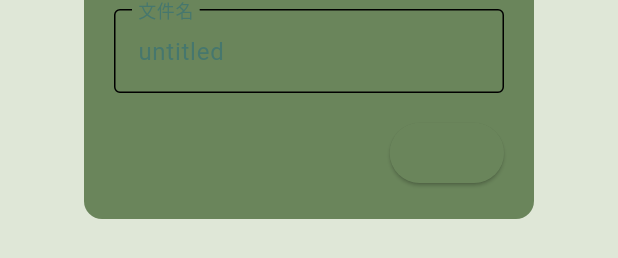
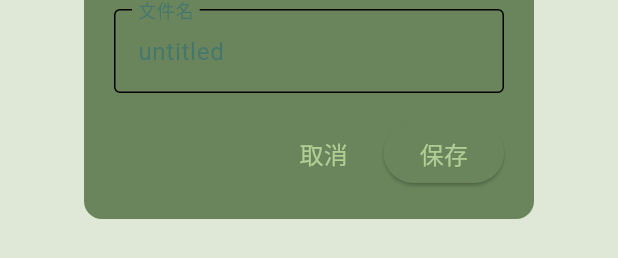
Before and after one commit to hsefz-ChenJunJie/rongchangbei, a Flutter app: the SaveDialoguePopup widget shown alone on an empty page, opened directly with empty values, on a phone screen of 412 x 824 dp. Shown: the part 549-807 px from the top of the screen. Run offline on Flutter 3.47's test engine with Material 3 defaults, Android fonts, the phone set to English and light mode, and no system bars; our stand-ins replace audioplayers, dio, flutter_tts, loading_indicator, permission_handler, shared_preferences and 1 more; missing offline and left inert: record, vad; accounts and stored records are empty.

Commit message:
Fix some bug

```diff
--- a/frontend_flutter/ai_sound_agent/lib/widgets/shared/edit_dialogue_info_popup.dart
+++ b/frontend_flutter/ai_sound_agent/lib/widgets/shared/edit_dialogue_info_popup.dart
@@ -54,6 +54,7 @@ class EditDialogueInfoPopupState extends State<EditDialogueInfoPopup> {
 
   @override
   Widget build(BuildContext context) {
+    final theme = Theme.of(context);
     final themeManager = ThemeManager();
 
     return Dialog(
@@ -95,12 +96,12 @@ class EditDialogueInfoPopupState extends State<EditDialogueInfoPopup> {
               children: [
                 TextButton(
                   onPressed: () => Navigator.of(context).pop(),
-                  child: const Text('取消'),
+                  child: Text('取消',style: theme.textTheme.titleMedium?.copyWith(color: themeManager.lightTextColor)),
                 ),
                 const SizedBox(width: 12),
                 ElevatedButton(
                   onPressed: _handleSave,
-                  child: const Text('保存'),
+                  child: Text('保存',style: theme.textTheme.titleMedium?.copyWith(color: themeManager.lightTextColor)),
                 ),
               ],
             ),
--- a/frontend_flutter/ai_sound_agent/lib/widgets/shared/save_dialogue_popup.dart
+++ b/frontend_flutter/ai_sound_agent/lib/widgets/shared/save_dialogue_popup.dart
@@ -72,8 +72,9 @@ class SaveDialoguePopupState extends State<SaveDialoguePopup> {
       ),
       child: Container(
         width: 300,
-        height: 200,
+        constraints: const BoxConstraints(maxHeight: 280),
         padding: const EdgeInsets.all(20),
+        child: SingleChildScrollView(
           child: Column(
             mainAxisSize: MainAxisSize.min,
             crossAxisAlignment: CrossAxisAlignment.start,
@@ -93,6 +94,7 @@ class SaveDialoguePopupState extends State<SaveDialoguePopup> {
                   hintText: '请输入文件名',
                   border: const OutlineInputBorder(),
                   errorText: _errorMessage.isNotEmpty ? _errorMessage : null,
+                  errorMaxLines: 2,
                 ),
                 onChanged: _validateFileName,
                 inputFormatters: [
@@ -105,16 +107,17 @@ class SaveDialoguePopupState extends State<SaveDialoguePopup> {
                 children: [
                   TextButton(
                     onPressed: () => Navigator.of(context).pop(),
-                  child: const Text('取消'),
+                    child: Text('取消',style: theme.textTheme.titleMedium?.copyWith(color: themeManager.lightTextColor)),
                   ),
                   const SizedBox(width: 8),
                   ElevatedButton(
                     onPressed: _handleSave,
-                  child: const Text('保存'),
+                    child: Text('保存',style: theme.textTheme.titleMedium?.copyWith(color: themeManager.lightTextColor)),
                   ),
                 ],
               ),
             ],
+          ),
         ),
       ),
     );
```
Lines whose indentation alone changed are shown as unchanged.
